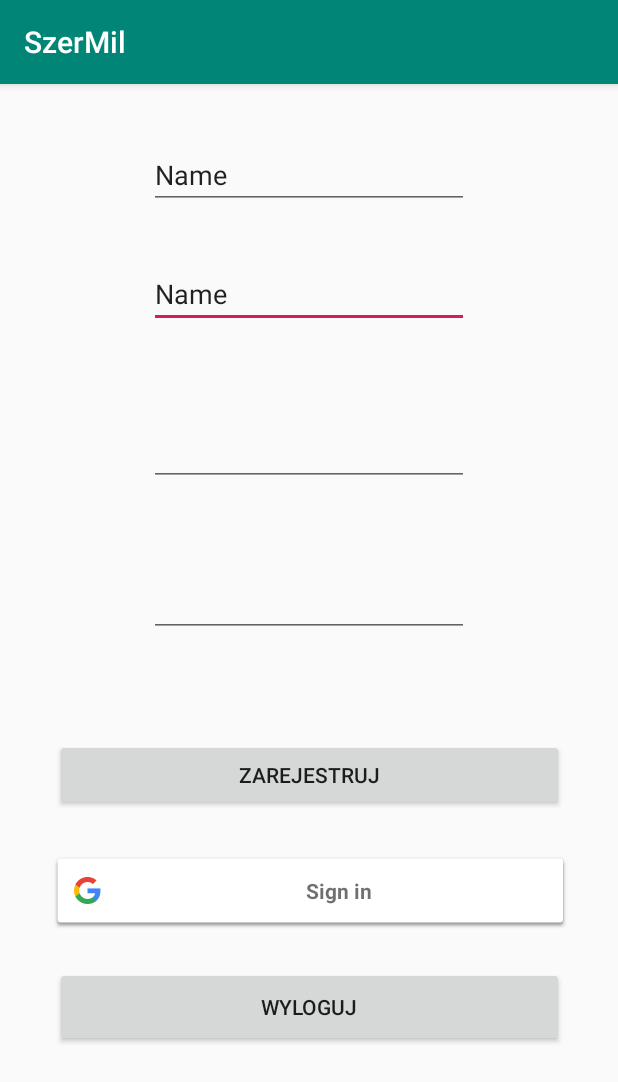
After one commit to Bast14n/SzerMil, an Android app: the LoginActivity screen opened directly, with no data from a screen before it, on a phone screen of 412 x 824 dp. The commit adds this screen. Shown: the top 1082 px of the screen. Run offline under Robolectric (Android 15) with nearby library versions, the phone set to English and light mode, and no system bars; our stand-ins replace Firebase (no records; nobody signed in at launch, a user with empty details on screens opened directly); libraries missing offline, so code that uses them is left out: com.facebook, com.facebook.appevents, com.facebook.login; plain views replace LoginButton; 1 statement that could not run was skipped.

Commit message:
adding login page

```diff
--- a/app/src/main/AndroidManifest.xml
+++ b/app/src/main/AndroidManifest.xml
@@ -22,5 +22,6 @@
 
         <activity android:name=".restaurant_search.RestaurantSearchActivity"></activity>
         <activity android:name=".restaurant.mark.MarkActivity"></activity>
+        <activity android:name=".login.LoginActivity"></activity>
     </application>
 </manifest>
--- /dev/null
+++ b/app/src/main/java/com/example/szermil/login/LoginActivity.java
@@ -0,0 +1,204 @@
+package com.example.szermil.login;
+
+import android.content.Intent;
+import android.os.Bundle;
+import android.support.annotation.NonNull;
+import android.support.v7.app.AppCompatActivity;
+import android.util.Log;
+import android.view.View;
+import android.widget.Button;
+import android.widget.EditText;
+import android.widget.Toast;
+
+import com.example.szermil.R;
+import com.example.szermil.dataacess.UserDB;
+import com.example.szermil.presentation.User;
+import com.facebook.CallbackManager;
+import com.facebook.FacebookCallback;
+import com.facebook.FacebookException;
+import com.facebook.FacebookSdk;
+import com.facebook.appevents.AppEventsLogger;
+import com.facebook.login.LoginManager;
+import com.facebook.login.LoginResult;
+import com.facebook.login.widget.LoginButton;
+import com.google.android.gms.auth.api.Auth;
+import com.google.android.gms.auth.api.signin.GoogleSignIn;
+import com.google.android.gms.auth.api.signin.GoogleSignInAccount;
+import com.google.android.gms.auth.api.signin.GoogleSignInClient;
+import com.google.android.gms.auth.api.signin.GoogleSignInOptions;
+import com.google.android.gms.common.ConnectionResult;
+import com.google.android.gms.common.SignInButton;
+import com.google.android.gms.common.api.ApiException;
+import com.google.android.gms.common.api.GoogleApiClient;
+import com.google.android.gms.tasks.Task;
+import com.google.firebase.database.DataSnapshot;
+import com.google.firebase.database.DatabaseError;
+import com.google.firebase.database.DatabaseReference;
+import com.google.firebase.database.FirebaseDatabase;
+import com.google.firebase.database.ValueEventListener;
+
+import java.util.Arrays;
+
+public class LoginActivity extends AppCompatActivity implements GoogleApiClient.OnConnectionFailedListener, View.OnClickListener {
+
+    UserDB usersDB;
+    EditText email;
+    EditText firstName;
+    EditText lastName;
+    EditText password;
+    Button registerButton;
+    Button signOutButton;
+    GoogleSignInOptions gso;
+    SignInButton signInButton;
+    DatabaseReference mDatabase;
+    CallbackManager callbackManager;
+    // LoginButton facebookLoginButton;
+    GoogleApiClient mGoogleApiClient;
+    GoogleSignInClient mGoogleSignInClient;
+
+    private long maxId = 0;
+    private static final int RC_SIGN_IN = 9001;
+    private static final String TAG = "SignInActivity";
+
+    @Override
+    protected void onCreate(Bundle savedInstanceState) {
+        super.onCreate(savedInstanceState);
+        setContentView(R.layout.activity_login);
+       // bindFacebookElements();
+        bindDefaultElements();
+        bindGoogleElements();
+        bindDatabaseElements();
+        bindServicesAuthenticationButtons();
+
+        mDatabase.addValueEventListener(new ValueEventListener() {
+            @Override
+            public void onDataChange(@NonNull DataSnapshot dataSnapshot) {
+                if(dataSnapshot.exists()) {
+                    maxId=(dataSnapshot.getChildrenCount());
+                }
+            }
+            @Override
+            public void onCancelled(@NonNull DatabaseError databaseError) {
+            }
+        });
+    }
+
+    public void bindDatabaseElements() {
+        mDatabase = FirebaseDatabase.getInstance().getReference("users");
+        usersDB = new UserDB(mDatabase);
+
+        // moze byc potrzeba wywolywania pozniej
+        callbackManager = CallbackManager.Factory.create();
+    }
+
+    public void bindGoogleElements() {
+        gso = new GoogleSignInOptions.Builder(GoogleSignInOptions.DEFAULT_SIGN_IN)
+                .requestEmail()
+                .build();
+        mGoogleSignInClient = GoogleSignIn.getClient(this, gso);
+        mGoogleApiClient = new GoogleApiClient.Builder(this)
+                .enableAutoManage(this, this)
+                .addApi(Auth.GOOGLE_SIGN_IN_API, gso)
+                .build();
+    }
+
+    public void bindFacebookElements() {
+        FacebookSdk.sdkInitialize(getApplicationContext());
+        AppEventsLogger.activateApp(this);
+    }
+
+    public void bindServicesAuthenticationButtons() {
+        signInButton = findViewById(R.id.googleSignInButton);
+        signOutButton = findViewById(R.id.signOutButton);
+        // facebookLoginButton = findViewById(R.id.facebookLoginButton);
+        signInButton.setOnClickListener(this);
+        signOutButton.setOnClickListener(this);
+        registerButton.setOnClickListener(view -> createUserFromFormData());
+        // facebookLoginButton.setPermissions(Arrays.asList("email"));
+    }
+
+    public void bindDefaultElements() {
+        email = findViewById(R.id.mail);
+        password = findViewById(R.id.password);
+        lastName = findViewById(R.id.lastName);
+        firstName = findViewById(R.id.firstName);
+        registerButton = findViewById(R.id.registerButton);
+    }
+
+    public void buttonClickLoginFacebook(View v) {
+        LoginManager.getInstance().registerCallback(callbackManager, new FacebookCallback<LoginResult>() {
+            @Override
+            public void onSuccess(LoginResult loginResult) {
+                //handleFacebookToken(loginResult.getAccessToken());
+            }
+
+            @Override
+            public void onCancel() {
+                Toast.makeText(getApplicationContext(), "User canceled it", Toast.LENGTH_LONG).show();
+            }
+
+            @Override
+            public void onError(FacebookException error) {
+                Toast.makeText(getApplicationContext(), error.getMessage(), Toast.LENGTH_LONG).show();
+            }
+        });
+    }
+
+    @Override
+    public void onActivityResult(int requestCode, int resultCode, Intent data) {
+        callbackManager.onActivityResult(requestCode, resultCode, data);
+        super.onActivityResult(requestCode, resultCode, data);
+
+        if (requestCode == RC_SIGN_IN) {
+            Task<GoogleSignInAccount> task = GoogleSignIn.getSignedInAccountFromIntent(data);
+            handleSignInResult(task);
+        }
+    }
+
+    private void handleSignInResult(Task<GoogleSignInAccount> completedTask) {
+        try {
+            GoogleSignInAccount account = completedTask.getResult(ApiException.class);
+            usersDB.signInViaGoogleAccount(account, maxId);
+        } catch (ApiException e) {
+            Log.w(TAG, "signInResult:failed code=" + e.getStatusCode());
+        }
+    }
+
+    @Override
+    public void onClick(View v) {
+        switch(v.getId()) {
+            case R.id.googleSignInButton:
+                signIn();
+                break;
+            case R.id.signOutButton:
+                signOut();
+                break;
+        }
+    }
+
+    private void signIn() {
+        Intent signInIntent = mGoogleSignInClient.getSignInIntent();
+        startActivityForResult(signInIntent, RC_SIGN_IN);
+    }
+
+    private void signOut() {
+        Auth.GoogleSignInApi.signOut(mGoogleApiClient).setResultCallback(status ->
+                System.out.println("Sign out status: " + status.toString()));
+    }
+
+    @Override
+    public void onConnectionFailed(@NonNull ConnectionResult connectionResult) {
+        Log.d(TAG, "onConnectionFailed" + connectionResult);
+    }
+
+    private void createUserFromFormData() {
+        String id = Long.toString(maxId);
+        String userFirstName = firstName.getText().toString();
+        String userLastName = lastName.getText().toString();
+        String userEmail = email.getText().toString();
+        String userPassword = password.getText().toString();
+        User user = new User(id, userFirstName,userLastName, userEmail, userPassword);
+
+        usersDB.signIn(user);
+    }
+}
--- /dev/null
+++ b/app/src/main/res/layout/activity_login.xml
@@ -0,0 +1,127 @@
+<?xml version="1.0" encoding="utf-8"?>
+<android.support.constraint.ConstraintLayout
+    xmlns:android="http://schemas.android.com/apk/res/android"
+    xmlns:app="http://schemas.android.com/apk/res-auto"
+    xmlns:tools="http://schemas.android.com/tools"
+    android:layout_width="match_parent"
+    android:layout_height="match_parent">
+
+    <EditText
+        android:id="@+id/lastName"
+        android:layout_width="wrap_content"
+        android:layout_height="wrap_content"
+        android:layout_marginStart="99dp"
+        android:layout_marginTop="34dp"
+        android:layout_marginEnd="99dp"
+        android:layout_marginBottom="26dp"
+        android:ems="10"
+        android:inputType="textPersonName"
+        android:text="Name"
+        app:layout_constraintBottom_toTopOf="@+id/mail"
+        app:layout_constraintEnd_toEndOf="parent"
+        app:layout_constraintHorizontal_bias="0.0"
+        app:layout_constraintStart_toStartOf="parent"
+        app:layout_constraintTop_toBottomOf="@+id/firstName" />
+
+    <com.google.android.gms.common.SignInButton
+        android:id="@+id/googleSignInButton"
+        android:layout_width="346dp"
+        android:layout_height="51dp"
+        android:layout_marginStart="32dp"
+        android:layout_marginTop="512dp"
+        android:layout_marginEnd="32dp"
+        app:layout_constraintEnd_toEndOf="parent"
+        app:layout_constraintHorizontal_bias="1.0"
+        app:layout_constraintStart_toStartOf="parent"
+        app:layout_constraintTop_toTopOf="parent"
+        tools:ignore="ExtraText">
+        android:layout_width="196dp"
+        android:layout_height="80dp"</com.google.android.gms.common.SignInButton>
+
+    <EditText
+        android:id="@+id/firstName"
+        android:layout_width="wrap_content"
+        android:layout_height="wrap_content"
+        android:layout_marginStart="99dp"
+        android:layout_marginTop="38dp"
+        android:layout_marginEnd="99dp"
+        android:ems="10"
+        android:inputType="textPersonName"
+        android:text="Name"
+        app:layout_constraintEnd_toEndOf="parent"
+        app:layout_constraintHorizontal_bias="0.0"
+        app:layout_constraintStart_toStartOf="parent"
+        app:layout_constraintTop_toTopOf="parent" />
+
+    <EditText
+        android:id="@+id/mail"
+        android:layout_width="wrap_content"
+        android:layout_height="wrap_content"
+        android:layout_marginStart="99dp"
+        android:layout_marginTop="34dp"
+        android:layout_marginEnd="99dp"
+        android:layout_marginBottom="21dp"
+        android:ems="10"
+        android:inputType="textEmailAddress"
+        app:layout_constraintBottom_toTopOf="@+id/password"
+        app:layout_constraintEnd_toEndOf="parent"
+        app:layout_constraintStart_toStartOf="parent"
+        app:layout_constraintTop_toBottomOf="@+id/lastName" />
+
+    <EditText
+        android:id="@+id/password"
+        android:layout_width="wrap_content"
+        android:layout_height="wrap_content"
+        android:layout_marginStart="99dp"
+        android:layout_marginTop="34dp"
+        android:layout_marginEnd="99dp"
+        android:layout_marginBottom="110dp"
+        android:ems="10"
+        android:inputType="textPassword"
+        app:layout_constraintBottom_toTopOf="@+id/signOutButton"
+        app:layout_constraintEnd_toEndOf="parent"
+        app:layout_constraintStart_toStartOf="parent"
+        app:layout_constraintTop_toBottomOf="@+id/mail" />
+
+    <Button
+        android:id="@+id/registerButton"
+        android:layout_width="339dp"
+        android:layout_height="48dp"
+        android:layout_marginStart="36dp"
+        android:layout_marginTop="68dp"
+        android:layout_marginEnd="36dp"
+        android:text="Zarejestruj"
+        app:layout_constraintEnd_toEndOf="parent"
+        app:layout_constraintHorizontal_bias="1.0"
+        app:layout_constraintStart_toStartOf="parent"
+        app:layout_constraintTop_toBottomOf="@+id/password" />
+
+    <!--<com.facebook.login.widget.LoginButton-->
+        <!--android:id="@+id/facebookLoginButton"-->
+        <!--android:layout_width="353dp"-->
+        <!--android:layout_height="47dp"-->
+        <!--android:layout_gravity="center_horizontal"-->
+        <!--android:layout_marginStart="108dp"-->
+        <!--android:layout_marginEnd="142dp"-->
+        <!--android:layout_marginBottom="32dp"-->
+        <!--app:layout_constraintBottom_toBottomOf="parent"-->
+        <!--app:layout_constraintEnd_toEndOf="parent"-->
+        <!--app:layout_constraintHorizontal_bias="0.414"-->
+        <!--app:layout_constraintStart_toStartOf="parent" />-->
+
+    <Button
+        android:id="@+id/signOutButton"
+        android:layout_width="339dp"
+        android:layout_height="53dp"
+        android:layout_marginStart="36dp"
+        android:layout_marginTop="110dp"
+        android:layout_marginEnd="36dp"
+        android:layout_marginBottom="25dp"
+        android:text="Wyloguj"
+        app:layout_constraintBottom_toTopOf="@+id/registerButton"
+        app:layout_constraintEnd_toEndOf="parent"
+        app:layout_constraintHorizontal_bias="1.0"
+        app:layout_constraintStart_toStartOf="parent"
+        app:layout_constraintTop_toBottomOf="@+id/password" />
+
+</android.support.constraint.ConstraintLayout>
--- a/app/src/main/res/values/strings.xml
+++ b/app/src/main/res/values/strings.xml
@@ -1,3 +1,7 @@
 <resources>
     <string name="app_name">SzerMil</string>
+    <string name="success_send">Wiadomość wysłana</string>
+    <string name="failure_send">Wiadomość nie została wysłana</string>
+    <string name="facebook_app_id">2062063413920312</string>
+    <string name="fb_login_protocol_scheme">fb2062063413920312</string>
 </resources>
--- a/build.gradle
+++ b/build.gradle
@@ -4,10 +4,11 @@
     repositories {
         google()
         jcenter()
+        mavenCentral()
 
     }
     dependencies {
-        classpath 'com.android.tools.build:gradle:3.4.0'
+        classpath 'com.android.tools.build:gradle:3.4.1'
         classpath 'com.google.gms:google-services:4.2.0'
         // NOTE: Do not place your application dependencies here; they belong
         // in the individual module build.gradle files
```
Also changed, not shown: app/build.gradle (+14 -4 lines), app/src/main/java/com/example/szermil/MainActivity.java (+9 -0 lines), app/src/main/java/com/example/szermil/dataacess/UserDB.java (added, +36 -0 lines), app/src/main/java/com/example/szermil/presentation/User.java (added, +47 -0 lines), app/src/main/res/layout/activity_main.xml (+18 -10 lines), 1 other file.
